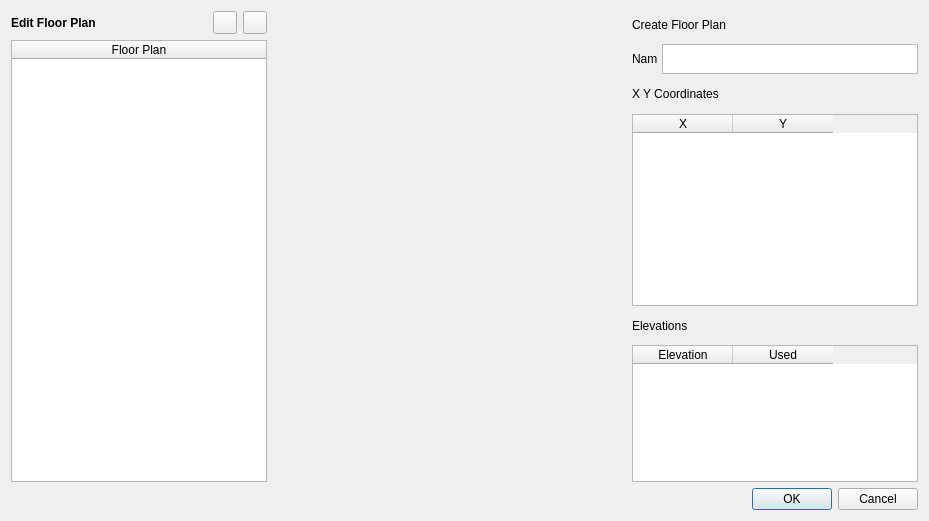
The window that UI/autobuilder_floordesign_v1.ui (UofT-Seismic-Design-Team/Autobuilder-3.0) describes before a commit, drawn with Qt 5.
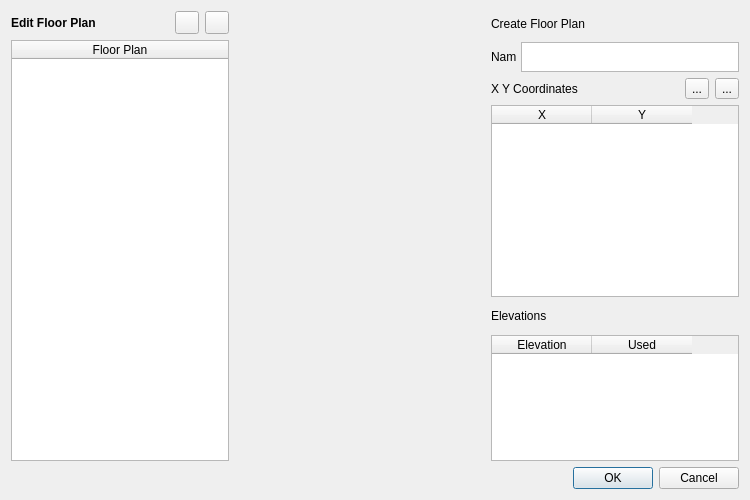
The same window after the commit. Custom widgets are drawn as their Qt base class.

The edit to the form file:
```diff
--- a/UI/autobuilder_floordesign_v1.ui
+++ b/UI/autobuilder_floordesign_v1.ui
@@ -6,10 +6,16 @@
    <rect>
     <x>0</x>
     <y>0</y>
-    <width>929</width>
-    <height>521</height>
+    <width>750</width>
+    <height>500</height>
    </rect>
   </property>
+  <property name="minimumSize">
+   <size>
+    <width>750</width>
+    <height>500</height>
+   </size>
+  </property>
   <property name="windowTitle">
    <string>Dialog</string>
   </property>
@@ -21,9 +27,9 @@
        <item>
         <layout class="QVBoxLayout" name="verticalLayout_4">
          <item>
-          <layout class="QHBoxLayout" name="horizontalLayout">
+          <layout class="QHBoxLayout" name="editFloorPlanHeader">
            <item>
-            <widget class="QLabel" name="FloorLabel">
+            <widget class="QLabel" name="floorLabel">
              <property name="font">
               <font>
                <weight>75</weight>
@@ -36,14 +42,14 @@
             </widget>
            </item>
            <item>
-            <widget class="QToolButton" name="Add">
+            <widget class="QToolButton" name="add">
              <property name="text">
               <string/>
              </property>
             </widget>
            </item>
            <item>
-            <widget class="QToolButton" name="Delete">
+            <widget class="QToolButton" name="delete_2">
              <property name="text">
               <string/>
              </property>
@@ -85,7 +91,7 @@
         </widget>
        </item>
        <item>
-        <layout class="QVBoxLayout" name="verticalLayout_3" stretch="1,1,1,0,1,5">
+        <layout class="QVBoxLayout" name="RIghtBar" stretch="1,1,0,0,1,5">
          <property name="spacing">
           <number>6</number>
          </property>
@@ -144,25 +150,58 @@
               <enum>Qt::LeftToRight</enum>
              </property>
              <property name="readOnly">
-              <bool>true</bool>
+              <bool>false</bool>
              </property>
             </widget>
            </item>
           </layout>
          </item>
          <item>
-          <widget class="QLabel" name="XYCoord">
-           <property name="text">
-            <string>X Y Coordinates</string>
+          <layout class="QHBoxLayout" name="horizontalLayout">
+           <property name="sizeConstraint">
+            <enum>QLayout::SetDefaultConstraint</enum>
            </property>
-          </widget>
+           <property name="topMargin">
+            <number>0</number>
+           </property>
+           <item>
+            <widget class="QLabel" name="XYCoord">
+             <property name="text">
+              <string>X Y Coordinates</string>
+             </property>
+            </widget>
+           </item>
+           <item>
+            <widget class="QToolButton" name="addCoord">
+             <property name="text">
+              <string>...</string>
+             </property>
+            </widget>
+           </item>
+           <item>
+            <widget class="QToolButton" name="deleteCoord">
+             <property name="text">
+              <string>...</string>
+             </property>
+            </widget>
+           </item>
+          </layout>
          </item>
          <item>
           <widget class="QTableWidget" name="XYCoordTable">
+           <property name="sizePolicy">
+            <sizepolicy hsizetype="Expanding" vsizetype="Expanding">
+             <horstretch>0</horstretch>
+             <verstretch>0</verstretch>
+            </sizepolicy>
+           </property>
            <column>
             <property name="text">
              <string>X</string>
             </property>
+            <property name="textAlignment">
+             <set>AlignCenter</set>
+            </property>
            </column>
            <column>
             <property name="text">
```
Left out of the diff: 8 changed lines with no effect on the pictures.
